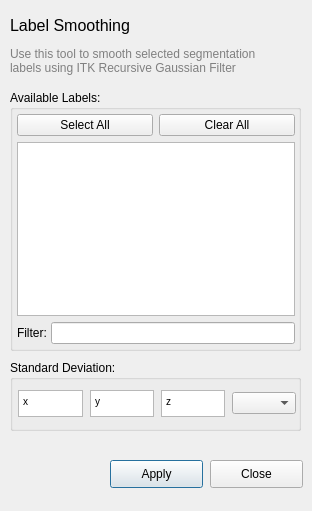
First picture: the form in GUI/Qt/Windows/SmoothLabelsDialog.ui, repository pyushkevich/itksnap, before the edit.
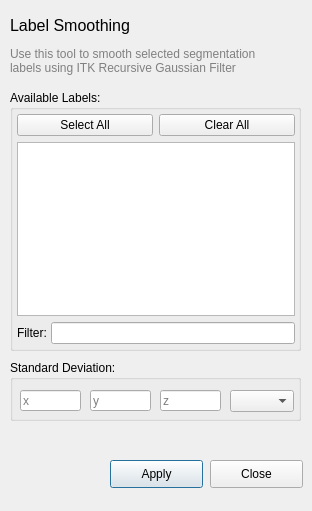
Second picture: the form after the edit.

Commit message: issue #24: Added sigma synchronization

```diff
--- a/GUI/Qt/Windows/SmoothLabelsDialog.ui
+++ b/GUI/Qt/Windows/SmoothLabelsDialog.ui
@@ -63,77 +63,68 @@
      <x>10</x>
      <y>360</y>
      <width>291</width>
-     <height>71</height>
+     <height>61</height>
     </rect>
    </property>
    <property name="title">
     <string>Standard Deviation:</string>
    </property>
-   <widget class="QTextEdit" name="inSigmaZ">
+   <widget class="QComboBox" name="sigmaUnit">
     <property name="geometry">
      <rect>
-      <x>151</x>
+      <x>220</x>
       <y>30</y>
-      <width>64</width>
-      <height>27</height>
-     </rect>
-    </property>
-    <property name="html">
-     <string>&lt;!DOCTYPE HTML PUBLIC &quot;-//W3C//DTD HTML 4.0//EN&quot; &quot;http://www.w3.org/TR/REC-html40/strict.dtd&quot;&gt;
-&lt;html&gt;&lt;head&gt;&lt;meta name=&quot;qrichtext&quot; content=&quot;1&quot; /&gt;&lt;style type=&quot;text/css&quot;&gt;
-p, li { white-space: pre-wrap; }
-&lt;/style&gt;&lt;/head&gt;&lt;body style=&quot; font-family:'.AppleSystemUIFont'; font-size:13pt; font-weight:400; font-style:normal;&quot;&gt;
-&lt;p style=&quot; margin-top:0px; margin-bottom:0px; margin-left:0px; margin-right:0px; -qt-block-indent:0; text-indent:0px;&quot;&gt;&lt;span style=&quot; font-family:'MS Shell Dlg 2'; font-size:7.8pt;&quot;&gt;z&lt;/span&gt;&lt;/p&gt;&lt;/body&gt;&lt;/html&gt;</string>
-    </property>
-   </widget>
-   <widget class="QComboBox" name="comboUnit">
-    <property name="geometry">
-     <rect>
-      <x>222</x>
-      <y>32</y>
       <width>64</width>
       <height>22</height>
      </rect>
     </property>
+    <property name="currentIndex">
+     <number>-1</number>
+    </property>
+    <property name="maxVisibleItems">
+     <number>2</number>
+    </property>
    </widget>
-   <widget class="QTextEdit" name="inSigmaX">
+   <widget class="QLineEdit" name="sigmaX">
     <property name="geometry">
      <rect>
-      <x>8</x>
+      <x>10</x>
       <y>30</y>
-      <width>65</width>
-      <height>27</height>
+      <width>61</width>
+      <height>21</height>
      </rect>
     </property>
-    <property name="sizePolicy">
-     <sizepolicy hsizetype="MinimumExpanding" vsizetype="Fixed">
-      <horstretch>0</horstretch>
-      <verstretch>0</verstretch>
-     </sizepolicy>
+    <property name="text">
+     <string/>
     </property>
-    <property name="html">
-     <string>&lt;!DOCTYPE HTML PUBLIC &quot;-//W3C//DTD HTML 4.0//EN&quot; &quot;http://www.w3.org/TR/REC-html40/strict.dtd&quot;&gt;
-&lt;html&gt;&lt;head&gt;&lt;meta name=&quot;qrichtext&quot; content=&quot;1&quot; /&gt;&lt;style type=&quot;text/css&quot;&gt;
-p, li { white-space: pre-wrap; }
-&lt;/style&gt;&lt;/head&gt;&lt;body style=&quot; font-family:'.AppleSystemUIFont'; font-size:13pt; font-weight:400; font-style:normal;&quot;&gt;
-&lt;p style=&quot; margin-top:0px; margin-bottom:0px; margin-left:0px; margin-right:0px; -qt-block-indent:0; text-indent:0px;&quot;&gt;&lt;span style=&quot; font-family:'MS Shell Dlg 2'; font-size:7.8pt;&quot;&gt;x&lt;/span&gt;&lt;/p&gt;&lt;/body&gt;&lt;/html&gt;</string>
+    <property name="placeholderText">
+     <string>x</string>
     </property>
    </widget>
-   <widget class="QTextEdit" name="inSigmaY">
+   <widget class="QLineEdit" name="sigmaY">
     <property name="geometry">
      <rect>
       <x>80</x>
       <y>30</y>
-      <width>64</width>
-      <height>27</height>
+      <width>61</width>
+      <height>21</height>
      </rect>
     </property>
-    <property name="html">
-     <string>&lt;!DOCTYPE HTML PUBLIC &quot;-//W3C//DTD HTML 4.0//EN&quot; &quot;http://www.w3.org/TR/REC-html40/strict.dtd&quot;&gt;
-&lt;html&gt;&lt;head&gt;&lt;meta name=&quot;qrichtext&quot; content=&quot;1&quot; /&gt;&lt;style type=&quot;text/css&quot;&gt;
-p, li { white-space: pre-wrap; }
-&lt;/style&gt;&lt;/head&gt;&lt;body style=&quot; font-family:'.AppleSystemUIFont'; font-size:13pt; font-weight:400; font-style:normal;&quot;&gt;
-&lt;p style=&quot; margin-top:0px; margin-bottom:0px; margin-left:0px; margin-right:0px; -qt-block-indent:0; text-indent:0px;&quot;&gt;&lt;span style=&quot; font-family:'MS Shell Dlg 2'; font-size:7.8pt;&quot;&gt;y&lt;/span&gt;&lt;/p&gt;&lt;/body&gt;&lt;/html&gt;</string>
+    <property name="placeholderText">
+     <string>y</string>
+    </property>
+   </widget>
+   <widget class="QLineEdit" name="sigmaZ">
+    <property name="geometry">
+     <rect>
+      <x>150</x>
+      <y>30</y>
+      <width>61</width>
+      <height>21</height>
+     </rect>
+    </property>
+    <property name="placeholderText">
+     <string>z</string>
     </property>
    </widget>
   </widget>
```
The commit also changes 2 other files.
